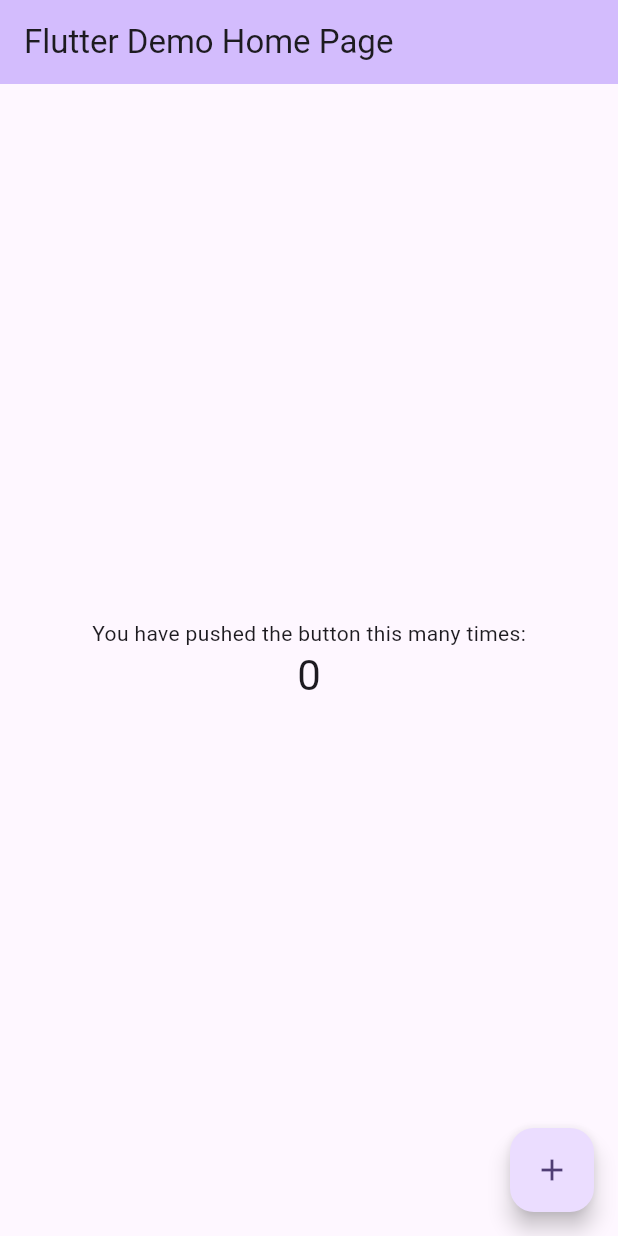
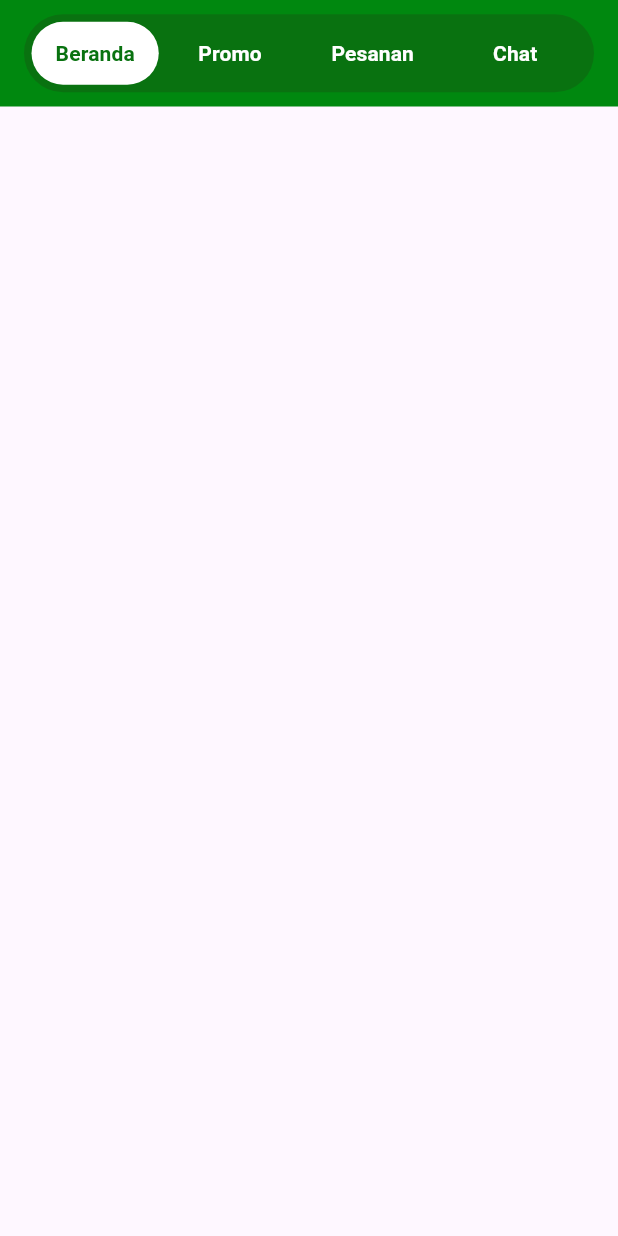
Before and after one commit to narantyomaulana/gojek-ui-home, a Flutter app: the screen it shows after launch, on a phone screen of 412 x 824 dp. Run offline on Flutter 3.47's test engine with Material 3 defaults, Android fonts, the phone set to English and light mode, and no system bars; Roboto replaces fonts that are missing (Sf-Pro-Display).

Commit message:
Add Header in Home Page

```diff
--- a/lib/main.dart
+++ b/lib/main.dart
@@ -1,4 +1,5 @@
 import 'package:flutter/material.dart';
+import 'package:gojek/pages/home_page.dart';
 
 void main() {
   runApp(const MyApp());
@@ -10,116 +11,10 @@
   // This widget is the root of your application.
   @override
   Widget build(BuildContext context) {
-    return MaterialApp(
-      title: 'Flutter Demo',
-      theme: ThemeData(
-        // This is the theme of your application.
-        //
-        // TRY THIS: Try running your application with "flutter run". You'll see
-        // the application has a purple toolbar. Then, without quitting the app,
-        // try changing the seedColor in the colorScheme below to Colors.green
-        // and then invoke "hot reload" (save your changes or press the "hot
-        // reload" button in a Flutter-supported IDE, or press "r" if you used
-        // the command line to start the app).
-        //
-        // Notice that the counter didn't reset back to zero; the application
-        // state is not lost during the reload. To reset the state, use hot
-        // restart instead.
-        //
-        // This works for code too, not just values: Most code changes can be
-        // tested with just a hot reload.
-        colorScheme: ColorScheme.fromSeed(seedColor: Colors.deepPurple),
-        useMaterial3: true,
-      ),
-      home: const MyHomePage(title: 'Flutter Demo Home Page'),
+    return const MaterialApp(
+      title: 'Gojek UI Clone',
+      debugShowCheckedModeBanner: false,
+      home: HomePage(),
     );
   }
 }
-
-class MyHomePage extends StatefulWidget {
-  const MyHomePage({super.key, required this.title});
-
-  // This widget is the home page of your application. It is stateful, meaning
-  // that it has a State object (defined below) that contains fields that affect
-  // how it looks.
-
-  // This class is the configuration for the state. It holds the values (in this
-  // case the title) provided by the parent (in this case the App widget) and
-  // used by the build method of the State. Fields in a Widget subclass are
-  // always marked "final".
-
-  final String title;
-
-  @override
-  State<MyHomePage> createState() => _MyHomePageState();
-}
-
-class _MyHomePageState extends State<MyHomePage> {
-  int _counter = 0;
-
-  void _incrementCounter() {
-    setState(() {
-      // This call to setState tells the Flutter framework that something has
-      // changed in this State, which causes it to rerun the build method below
-      // so that the display can reflect the updated values. If we changed
-      // _counter without calling setState(), then the build method would not be
-      // called again, and so nothing would appear to happen.
-      _counter++;
-    });
-  }
-
-  @override
-  Widget build(BuildContext context) {
-    // This method is rerun every time setState is called, for instance as done
-    // by the _incrementCounter method above.
-    //
-    // The Flutter framework has been optimized to make rerunning build methods
-    // fast, so that you can just rebuild anything that needs updating rather
-    // than having to individually change instances of widgets.
-    return Scaffold(
-      appBar: AppBar(
-        // TRY THIS: Try changing the color here to a specific color (to
-        // Colors.amber, perhaps?) and trigger a hot reload to see the AppBar
-        // change color while the other colors stay the same.
-        backgroundColor: Theme.of(context).colorScheme.inversePrimary,
-        // Here we take the value from the MyHomePage object that was created by
-        // the App.build method, and use it to set our appbar title.
-        title: Text(widget.title),
-      ),
-      body: Center(
-        // Center is a layout widget. It takes a single child and positions it
-        // in the middle of the parent.
-        child: Column(
-          // Column is also a layout widget. It takes a list of children and
-          // arranges them vertically. By default, it sizes itself to fit its
-          // children horizontally, and tries to be as tall as its parent.
-          //
-          // Column has various properties to control how it sizes itself and
-          // how it positions its children. Here we use mainAxisAlignment to
-          // center the children vertically; the main axis here is the vertical
-          // axis because Columns are vertical (the cross axis would be
-          // horizontal).
-          //
-          // TRY THIS: Invoke "debug painting" (choose the "Toggle Debug Paint"
-          // action in the IDE, or press "p" in the console), to see the
-          // wireframe for each widget.
-          mainAxisAlignment: MainAxisAlignment.center,
-          children: <Widget>[
-            const Text(
-              'You have pushed the button this many times:',
-            ),
-            Text(
-              '$_counter',
-              style: Theme.of(context).textTheme.headlineMedium,
-            ),
-          ],
-        ),
-      ),
-      floatingActionButton: FloatingActionButton(
-        onPressed: _incrementCounter,
-        tooltip: 'Increment',
-        child: const Icon(Icons.add),
-      ), // This trailing comma makes auto-formatting nicer for build methods.
-    );
-  }
-}
--- /dev/null
+++ b/lib/pages/home_page.dart
@@ -0,0 +1,55 @@
+import 'package:flutter/material.dart';
+import 'package:gojek/theme.dart';
+
+class HomePage extends StatelessWidget {
+  const HomePage({super.key});
+
+  @override
+  Widget build(BuildContext context) {
+    return Scaffold(
+      appBar: AppBar(
+        backgroundColor: green2,
+        elevation: 0,
+        toolbarHeight: 71,
+        title: Container(
+          padding: const EdgeInsets.all(5),
+          decoration: BoxDecoration(
+            color: green1,
+            borderRadius: BorderRadius.circular(30),
+          ),
+          child: Row(
+            children: [
+              Container(
+                padding:
+                    const EdgeInsets.symmetric(horizontal: 16, vertical: 12),
+                decoration: BoxDecoration(
+                    color: Colors.white,
+                    borderRadius: BorderRadius.circular(100)),
+                child: Text(
+                  'Beranda',
+                  style: semibold14.copyWith(color: green1),
+                ),
+              ),
+              ...['Promo', 'Pesanan', 'Chat'].map(
+                (title) => Flexible(
+                  fit: FlexFit.loose,
+                  child: Padding(
+                    padding: EdgeInsets.symmetric(horizontal: 14, vertical: 12),
+                    child: Center(
+                      child: Text(
+                        title,
+                        style: semibold14.copyWith(
+                          color: Colors.white,
+                        ),
+                      ),
+                    ),
+                  ),
+                ),
+              ),
+            ],
+          ),
+        ),
+      ),
+    );
+  }
+}
```
